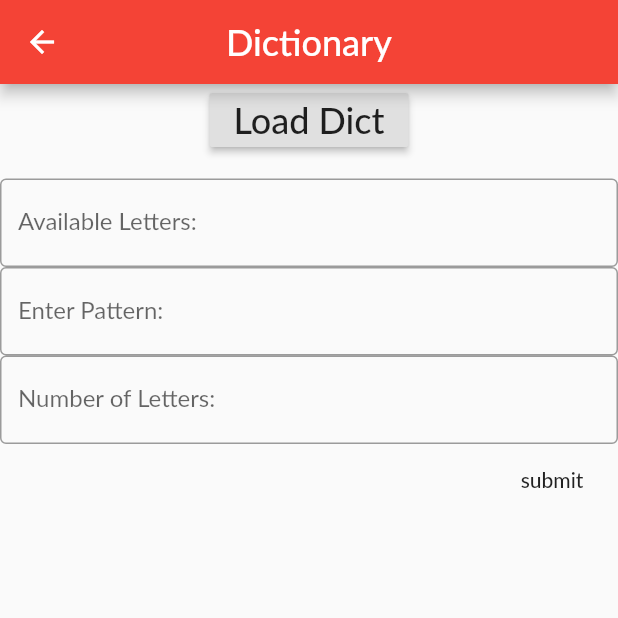
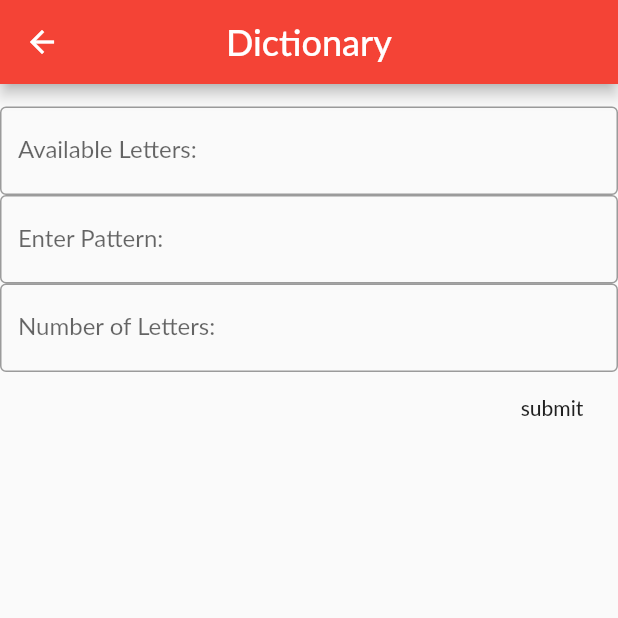
Before and after one commit to willia5w/FlutterApp, a Flutter app: the DictionaryRoute screen opened directly, after a tap on "submit", on a phone screen of 412 x 824 dp, the top half of it. Run offline on Flutter 3.47's test engine with Material 2 defaults, Android fonts, the phone set to English and light mode, and no system bars; missing offline and left inert: trotter; Roboto replaces fonts that are missing (Lato).

```diff
--- a/lib/main.dart
+++ b/lib/main.dart
@@ -22,11 +22,6 @@ Future<String> loadAsset() async {
   return await rootBundle.loadString('assets/textFiles/wordlist.txt');
 }
 
-// Reads words line-by-line into the Trie
-void testingTrie() {
-  print(t.contains('zebra'));
-}
-
 // class Dictionary() {
 //   var t = new Trie.Trie();
 // }
@@ -46,25 +41,42 @@ void testingTrie() {
 
 
 void getPermutations(String letters, int length, String pattern) {
-  // TODO: Create substring validation
+
+  // Stores matches
   LinkedHashSet letterSet = new LinkedHashSet();
 
-  // TODO: PERMUTATIONS does not accept duplicate letters, finad alternative method
-  final bagOfItems = characters(letters), perms = Permutations(length, bagOfItems);
+  // Get unique chars from input
+  List<String> chars = letters.split("");
+  final seen = Set<String>();
+  final unique = chars.where((str) => seen.add(str)).toList();
+  final uniqueLetters = unique.join();
 
+  final bagOfItems = characters(uniqueLetters), perms = Amalgams(length, bagOfItems);
+
+  // TODO: Should only accept 3 letter words ending in "_ll"
   for (final perm in perms()) {  // For string in list of strings
-    String p = perm.join(', ');
+    String p = perm.join();
     for (int i = 0; i < length; i++) {
-      // TODO: Logic flawed and taking too long
-          if (p.substring(i, i) == pattern.substring(i, i+1) && i == length-1 || pattern.substring(i, i+1) != "_") {
-            if (t.contains(p)) {
-              letterSet.add(p);
-              print(p);
+          // Skip check of letter occurence vs input of "_" wildcard
+          if (checkPosition(p, pattern, i)) {
+            // Count of each letter in permuation must match count in input string
+            // print(p);
+            // Make sure the count of the letter
+            if (p.substring(i, i+1).allMatches(letters).length == p.substring(i, i+1).allMatches(pattern).length) {
+              if (t.contains(p)) {
+                letterSet.add(p);
+                print(p);
+              }
             }
           }
     }
   }
 }
+
+bool checkPosition(String perm, String pattern, int pos) {
+  return(perm.substring(pos, pos+1) == pattern.substring(pos, pos+1));
+}
+
 
 class MyApp extends StatelessWidget {
   @override
@@ -179,7 +191,7 @@ class _MyHomePageState extends State<MyHomePage> {
 }
 
 class DictionaryRoute extends StatelessWidget {
-  String availableLetters = 'all';
+  String availableLetters = 'ahasdfvbjhsdll';
   String inputPattern = '_ll';
   int numLetters = 3;
 
@@ -194,11 +206,6 @@ class DictionaryRoute extends StatelessWidget {
       body: Column(
         crossAxisAlignment: CrossAxisAlignment.stretch,
         children: [
-          Align(
-              alignment: Alignment.center,
-              child: RaisedButton(
-                  child: Text('Load Dict', style: TextStyle(fontSize: 24)),
-                  onPressed: () => testingTrie())),
           SizedBox(
             height: 15.0,
           ),
@@ -241,7 +248,6 @@ class DictionaryRoute extends StatelessWidget {
                 onPressed: () {
                   // TODO: VALIDATE letters.length length/pattern.length
                   // dictionarySingleton
-                  print('working...');
                   getPermutations(availableLetters, numLetters, inputPattern);
                 }),
             ],
```
